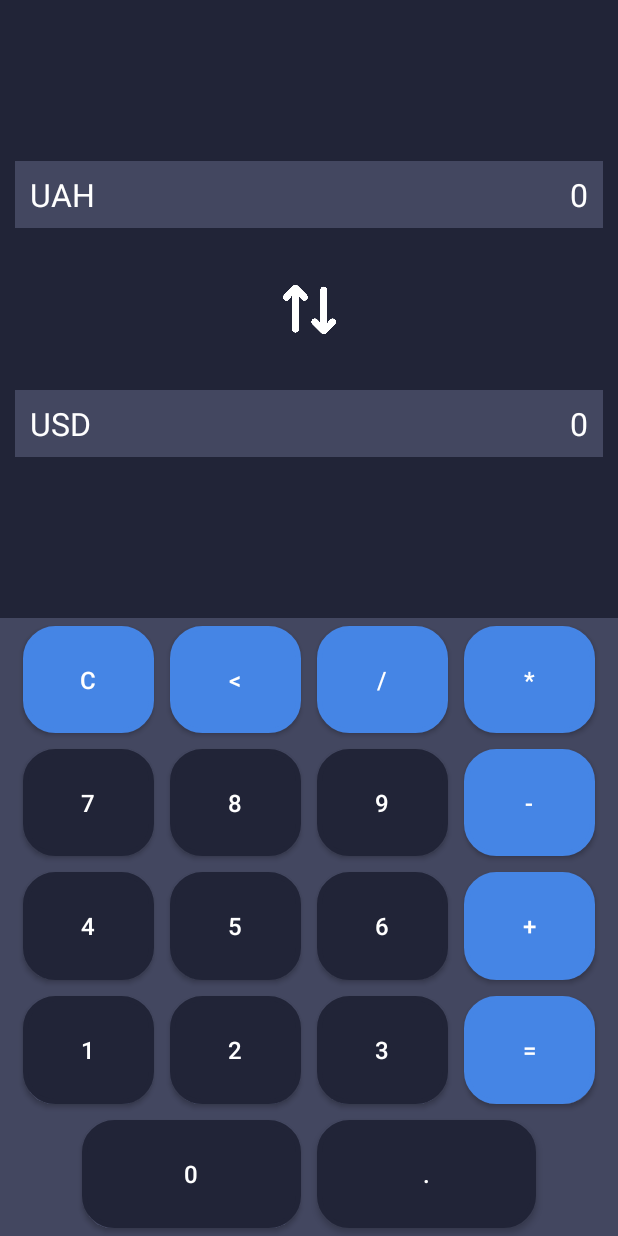
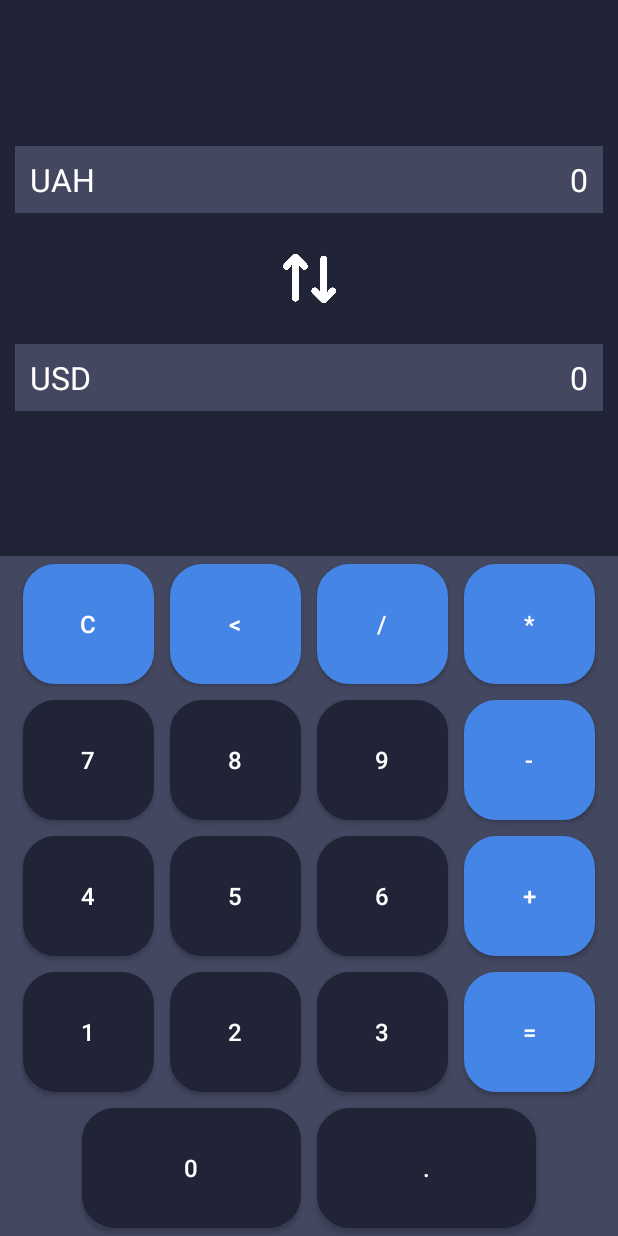
Before and after one commit to Ch-Tima/CurrencyConverter, an Android app: the fragment CalculatorFragment placed in its activity, on a phone screen of 412 x 824 dp. Run offline under Robolectric (Android 15) with nearby library versions, the phone set to English and light mode, and no system bars; our stand-ins replace Picasso; pictures from the network do not load; 2 statements that could not run were skipped.

Commit message:
add Screenshot

```diff
--- a/app/src/main/res/layout/fragment_calculator.xml
+++ b/app/src/main/res/layout/fragment_calculator.xml
@@ -11,22 +11,25 @@
         android:id="@+id/result_container"
         android:layout_width="match_parent"
         android:layout_height="0dp"
-        app:layout_constraintVertical_weight="2"
+        app:layout_constraintVertical_weight="1.8"
         app:layout_constraintTop_toTopOf="parent"
         app:layout_constraintBottom_toTopOf="@id/calculator_container">
 
         <androidx.constraintlayout.widget.ConstraintLayout
             android:id="@+id/first_currency"
-            android:layout_width="match_parent"
+            android:layout_width="0dp"
             android:layout_height="wrap_content"
             android:minHeight="45dp"
             android:background="@color/white_gray"
             android:layout_marginHorizontal="10dp"
             android:paddingHorizontal="10dp"
+            android:layout_marginVertical="2dp"
             app:layout_constraintTop_toTopOf="parent"
-            app:layout_constraintBottom_toTopOf="@id/second_currency"
+            app:layout_constraintBottom_toTopOf="@id/btn_swap"
             app:layout_constraintLeft_toLeftOf="parent"
-            app:layout_constraintRight_toRightOf="parent">
+            app:layout_constraintRight_toRightOf="parent"
+            app:layout_constraintWidth_max="450dp"
+            app:layout_constraintVertical_bias="0.8">
 
             <TextView
                 android:id="@+id/first_currency_name"
@@ -55,16 +58,19 @@
 
         <androidx.constraintlayout.widget.ConstraintLayout
             android:id="@+id/second_currency"
-            android:layout_width="match_parent"
+            android:layout_width="0dp"
             android:layout_height="wrap_content"
             android:minHeight="45dp"
             android:background="@color/white_gray"
             android:layout_marginHorizontal="10dp"
             android:paddingHorizontal="10dp"
-            app:layout_constraintTop_toBottomOf="@id/first_currency"
+            android:layout_marginVertical="2dp"
+            app:layout_constraintTop_toBottomOf="@id/btn_swap"
             app:layout_constraintBottom_toBottomOf="parent"
             app:layout_constraintLeft_toLeftOf="parent"
-            app:layout_constraintRight_toRightOf="parent">
+            app:layout_constraintRight_toRightOf="parent"
+            app:layout_constraintWidth_max="450dp"
+            app:layout_constraintVertical_bias="0.20">
 
             <TextView
                 android:id="@+id/second_currency_name"
@@ -100,8 +106,10 @@
             android:background="#0000FFFF"
             android:adjustViewBounds="true"
             android:scaleType="fitXY"
-            app:layout_constraintTop_toBottomOf="@id/first_currency"
-            app:layout_constraintBottom_toTopOf="@id/second_currency"
+
+            app:layout_constraintTop_toTopOf="parent"
+            app:layout_constraintBottom_toBottomOf="parent"
+
             app:layout_constraintLeft_toLeftOf="parent"
             app:layout_constraintRight_toRightOf="parent"/>
 
@@ -111,7 +119,7 @@
         android:id="@+id/calculator_container"
         android:layout_width="match_parent"
         android:layout_height="0dp"
-        app:layout_constraintVertical_weight="2"
+        app:layout_constraintVertical_weight="2.2"
         app:layout_constraintTop_toBottomOf="@id/result_container"
         app:layout_constraintBottom_toBottomOf="parent"
         app:layout_constraintLeft_toLeftOf="parent"
@@ -120,7 +128,7 @@
 
         <TableLayout
             android:id="@+id/calculator_panel"
-            android:layout_width="match_parent"
+            android:layout_width="wrap_content"
             android:layout_height="match_parent"
             android:weightSum="10"
             app:layout_constraintTop_toTopOf="parent"
@@ -277,7 +285,6 @@
 
     </androidx.constraintlayout.widget.ConstraintLayout>
 
-
     <TextView
         android:id="@+id/message"
         android:layout_width="wrap_content"
@@ -289,5 +296,4 @@
         app:layout_constraintHorizontal_bias="0.95"
         app:layout_constraintVertical_bias="0.01"/>
 
-
 </androidx.constraintlayout.widget.ConstraintLayout>
--- a/app/src/main/res/values-night/themes.xml
+++ b/app/src/main/res/values-night/themes.xml
@@ -10,7 +10,19 @@
         <item name="colorSecondaryVariant">@color/teal_200</item>
         <item name="colorOnSecondary">@color/black</item>
         <!-- Status bar color. -->
-        <item name="android:statusBarColor">?attr/colorPrimaryVariant</item>
+        <item name="android:statusBarColor">@color/main_background</item>
+
         <!-- Customize your theme here. -->
+        <item name="android:textColor">@color/white</item>
+        <item name="windowActionBar">false</item>
+        <item name="windowNoTitle">true</item>
+        <item name="android:buttonStyle">@style/main_button_style</item>
+
     </style>
+
+    <style name="main_button_style" parent="Widget.AppCompat.Button.Colored">
+        <item name="android:background">@drawable/my_button</item>
+        <item name="android:textSize">16sp</item>
+    </style>
+
 </resources>
--- a/app/src/main/res/values/themes.xml
+++ b/app/src/main/res/values/themes.xml
@@ -10,7 +10,7 @@
         <item name="colorSecondaryVariant">@color/teal_700</item>
         <item name="colorOnSecondary">@color/black</item>
         <!-- Status bar color. -->
-        <item name="android:statusBarColor">?attr/colorPrimaryVariant</item>
+        <item name="android:statusBarColor">@color/main_background</item>
 
         <!-- Customize your theme here. -->
         <item name="android:textColor">@color/white</item>
```
Also changed, not shown: 2 other files.
